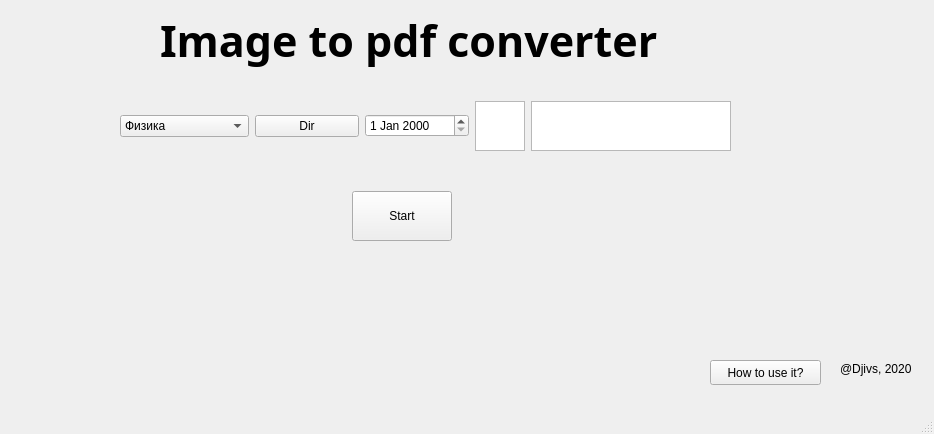
Old version of the form img-to-pdf/mainwindow.ui in the repository Djivs/img-to-pdf.
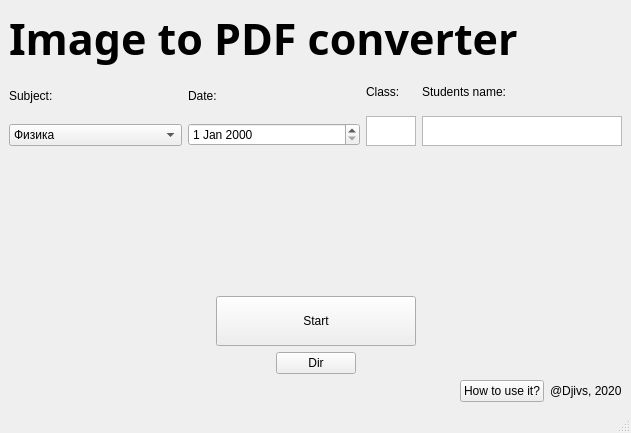
New version of the form.

Patch:
```diff
--- a/img-to-pdf/mainwindow.ui
+++ b/img-to-pdf/mainwindow.ui
@@ -6,23 +6,17 @@
    <rect>
     <x>0</x>
     <y>0</y>
-    <width>934</width>
-    <height>434</height>
+    <width>631</width>
+    <height>433</height>
    </rect>
   </property>
   <property name="windowTitle">
    <string>MainWindow</string>
   </property>
   <widget class="QWidget" name="centralwidget">
+   <layout class="QVBoxLayout" name="verticalLayout_5">
+    <item>
    <widget class="QLabel" name="nameLabel">
-    <property name="geometry">
-     <rect>
-      <x>160</x>
-      <y>10</y>
-      <width>561</width>
-      <height>61</height>
-     </rect>
-    </property>
     <property name="font">
      <font>
       <family>Droid Sans Fallback</family>
@@ -33,33 +27,28 @@
      </font>
     </property>
     <property name="text">
-     <string>Image to pdf converter</string>
-    </property>
-   </widget>
-   <widget class="QPushButton" name="tutorialButton">
-    <property name="geometry">
-     <rect>
-      <x>710</x>
-      <y>360</y>
-      <width>111</width>
-      <height>25</height>
-     </rect>
-    </property>
-    <property name="text">
-     <string>How to use it?</string>
-    </property>
-   </widget>
-   <widget class="QWidget" name="layoutWidget">
-    <property name="geometry">
-     <rect>
-      <x>120</x>
-      <y>100</y>
-      <width>611</width>
-      <height>52</height>
-     </rect>
-    </property>
+       <string>Image to PDF converter</string>
+      </property>
+     </widget>
+    </item>
+    <item>
     <layout class="QHBoxLayout" name="horizontalLayout">
      <item>
+       <layout class="QVBoxLayout" name="verticalLayout_4">
+        <item>
+         <widget class="QLabel" name="label">
+          <property name="maximumSize">
+           <size>
+            <width>60</width>
+            <height>16777215</height>
+           </size>
+          </property>
+          <property name="text">
+           <string>Subject:</string>
+          </property>
+         </widget>
+        </item>
+        <item>
       <widget class="QComboBox" name="subjBox">
        <item>
         <property name="text">
@@ -108,23 +97,61 @@
        </item>
       </widget>
      </item>
+       </layout>
+      </item>
      <item>
-      <widget class="QPushButton" name="dirButton">
+       <layout class="QVBoxLayout" name="verticalLayout_3">
+        <item>
+         <widget class="QLabel" name="label_2">
+          <property name="maximumSize">
+           <size>
+            <width>40</width>
+            <height>16777215</height>
+           </size>
+          </property>
        <property name="text">
-        <string>Dir</string>
+           <string>Date:</string>
        </property>
       </widget>
      </item>
      <item>
       <widget class="QDateEdit" name="dateEdit"/>
      </item>
+       </layout>
+      </item>
+      <item>
+       <layout class="QVBoxLayout" name="verticalLayout_2">
+        <item>
+         <widget class="QLabel" name="label_3">
+          <property name="maximumSize">
+           <size>
+            <width>46</width>
+            <height>16777215</height>
+           </size>
+          </property>
+          <property name="text">
+           <string>Class:</string>
+          </property>
+         </widget>
+        </item>
      <item>
       <widget class="QTextEdit" name="classText">
        <property name="maximumSize">
         <size>
          <width>50</width>
-         <height>50</height>
-        </size>
+            <height>30</height>
+           </size>
+          </property>
+         </widget>
+        </item>
+       </layout>
+      </item>
+      <item>
+       <layout class="QVBoxLayout" name="verticalLayout">
+        <item>
+         <widget class="QLabel" name="label_4">
+          <property name="text">
+           <string>Students name:</string>
        </property>
       </widget>
      </item>
@@ -133,22 +160,32 @@
        <property name="maximumSize">
         <size>
          <width>200</width>
-         <height>50</height>
+            <height>30</height>
         </size>
        </property>
       </widget>
      </item>
     </layout>
-   </widget>
-   <widget class="QWidget" name="layoutWidget">
-    <property name="geometry">
-     <rect>
-      <x>310</x>
-      <y>190</y>
-      <width>184</width>
-      <height>52</height>
-     </rect>
-    </property>
+      </item>
+     </layout>
+    </item>
+    <item>
+     <spacer name="verticalSpacer">
+      <property name="orientation">
+       <enum>Qt::Vertical</enum>
+      </property>
+      <property name="sizeType">
+       <enum>QSizePolicy::Fixed</enum>
+      </property>
+      <property name="sizeHint" stdset="0">
+       <size>
+        <width>20</width>
+        <height>144</height>
+       </size>
+      </property>
+     </spacer>
+    </item>
+    <item>
     <layout class="QHBoxLayout" name="horizontalLayout_2">
      <property name="spacing">
       <number>1</number>
@@ -170,7 +207,7 @@
       <widget class="QPushButton" name="startButton">
        <property name="minimumSize">
         <size>
-         <width>100</width>
+          <width>200</width>
          <height>50</height>
         </size>
        </property>
@@ -193,20 +230,80 @@
       </spacer>
      </item>
     </layout>
-   </widget>
+    </item>
+    <item>
+     <layout class="QHBoxLayout" name="horizontalLayout_5">
+      <item>
+       <spacer name="horizontalSpacer_4">
+        <property name="orientation">
+         <enum>Qt::Horizontal</enum>
+        </property>
+        <property name="sizeHint" stdset="0">
+         <size>
+          <width>40</width>
+          <height>20</height>
+         </size>
+        </property>
+       </spacer>
+      </item>
+      <item>
+       <widget class="QPushButton" name="dirButton">
+        <property name="text">
+         <string>Dir</string>
+        </property>
+       </widget>
+      </item>
+      <item>
+       <spacer name="horizontalSpacer_5">
+        <property name="orientation">
+         <enum>Qt::Horizontal</enum>
+        </property>
+        <property name="sizeHint" stdset="0">
+         <size>
+          <width>40</width>
+          <height>20</height>
+         </size>
+        </property>
+       </spacer>
+      </item>
+     </layout>
+    </item>
+    <item>
+     <layout class="QHBoxLayout" name="horizontalLayout_4">
+      <item>
+       <spacer name="horizontalSpacer_3">
+        <property name="orientation">
+         <enum>Qt::Horizontal</enum>
+        </property>
+        <property name="sizeHint" stdset="0">
+         <size>
+          <width>40</width>
+          <height>20</height>
+         </size>
+        </property>
+       </spacer>
+      </item>
+      <item>
+       <layout class="QHBoxLayout" name="horizontalLayout_3">
+        <item>
+         <widget class="QPushButton" name="tutorialButton">
+          <property name="text">
+           <string>How to use it?</string>
+          </property>
+         </widget>
+        </item>
+        <item>
    <widget class="QLabel" name="creditsLabel">
-    <property name="geometry">
-     <rect>
-      <x>840</x>
-      <y>360</y>
-      <width>91</width>
-      <height>17</height>
-     </rect>
-    </property>
     <property name="text">
      <string>@Djivs, 2020</string>
     </property>
    </widget>
+        </item>
+       </layout>
+      </item>
+     </layout>
+    </item>
+   </layout>
   </widget>
   <widget class="QMenuBar" name="menubar">
    <property name="geometry">
```
Left out of the diff: 2 changed lines with no effect on the pictures. Lines whose indentation alone changed are shown as unchanged.
